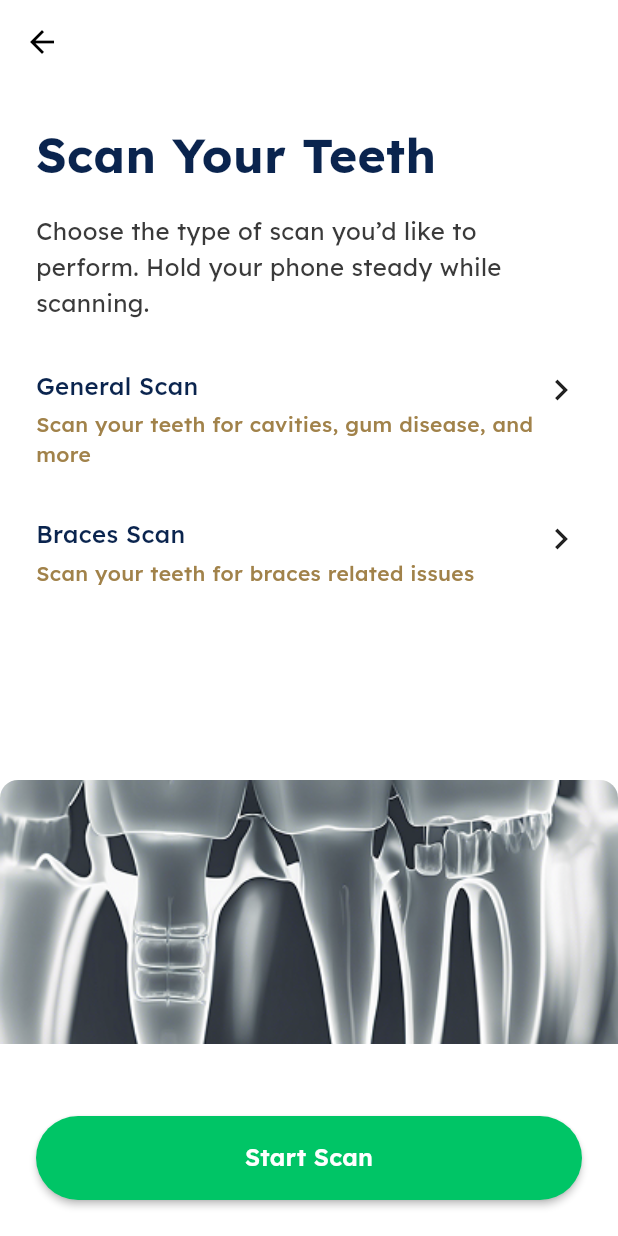
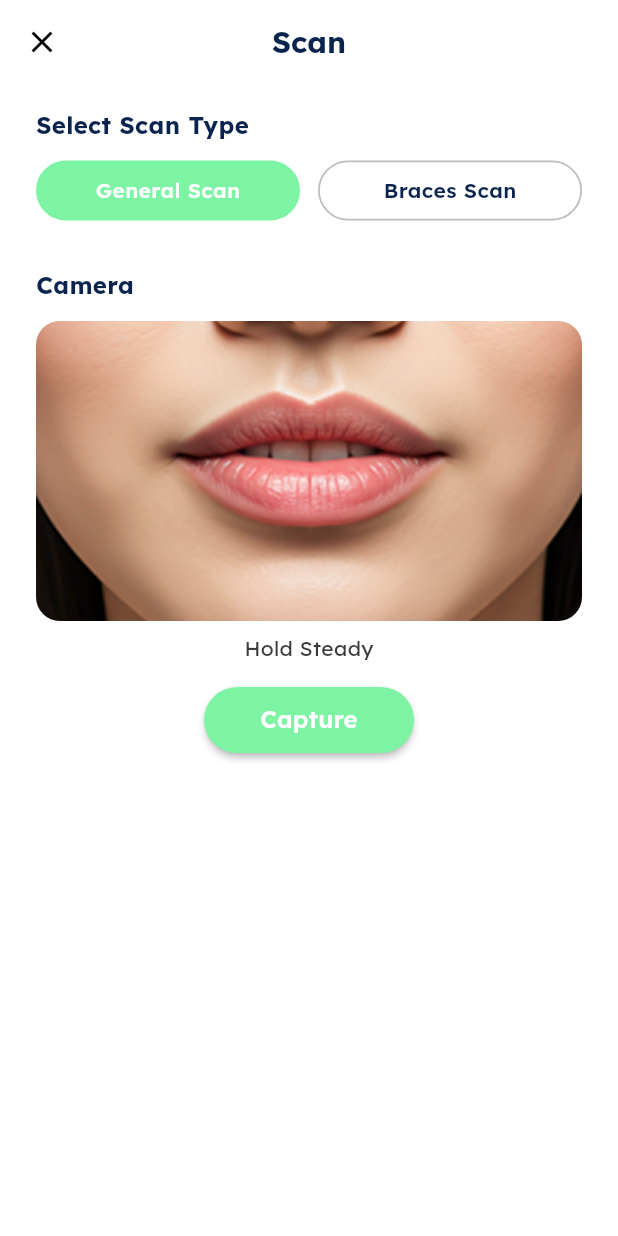
Before and after one commit to Elhameed/SmileSage, a Flutter app: the ScanWorkflowScreen screen opened by its route, after a tap on "General Scan", on a phone screen of 412 x 824 dp. Run offline on Flutter 3.47's test engine with Material 3 defaults, Android fonts, the phone set to English and light mode, and no system bars; our stand-ins replace google_fonts.

Commit message:
added general_scan screen

```diff
--- a/smilesage/lib/main.dart
+++ b/smilesage/lib/main.dart
@@ -7,6 +7,7 @@ import 'screens/login_screen.dart';
 import 'screens/permissions_screen.dart';
 import 'screens/home_screen.dart';
 import 'screens/scan_workflow_screen.dart';
+import 'screens/general_scan_screen.dart';
 
 void main() => runApp(const DentalApp());
 
@@ -33,6 +34,7 @@ class DentalApp extends StatelessWidget {
         PermissionsScreen.routeName: (_) => const PermissionsScreen(),
         HomeScreen.routeName: (_) => const HomeScreen(),
         ScanWorkflowScreen.routeName: (_) => const ScanWorkflowScreen(),
+        GeneralScanScreen.routeName: (_) => const GeneralScanScreen(),
       },
     );
   }
--- /dev/null
+++ b/smilesage/lib/screens/general_scan_screen.dart
@@ -0,0 +1,300 @@
+import 'package:flutter/material.dart';
+
+class GeneralScanScreen extends StatefulWidget {
+  static const routeName = '/general-scan';
+  const GeneralScanScreen({Key? key}) : super(key: key);
+
+  @override
+  State<GeneralScanScreen> createState() => _GeneralScanScreenState();
+}
+
+class _GeneralScanScreenState extends State<GeneralScanScreen> {
+  // Track which scan type is selected: 0 = General, 1 = Braces
+  int _selectedIndex = 0;
+
+  // Track whether an image/condition has been detected
+  bool _hasResult = false;
+
+  @override
+  Widget build(BuildContext context) {
+    // Color constants
+    const navyText = Color(0xFF0A244E);
+    const subtitleText = Color(0xFF3A3A3A);
+    const descriptionGold = Color(0xFFB58E31);
+    const primaryGreen = Color(0xFF7CF4A4);
+    const lightGrayFill = Color(0xFFE8F4EC);
+
+    return Scaffold(
+      backgroundColor: Colors.white,
+      appBar: AppBar(
+        backgroundColor: Colors.transparent,
+        elevation: 0,
+        leading: IconButton(
+          icon: const Icon(Icons.close, color: Colors.black, size: 24),
+          onPressed: () => Navigator.of(context).pop(),
+        ),
+        title: const Text(
+          'Scan',
+          style: TextStyle(
+            fontSize: 20,
+            fontWeight: FontWeight.bold,
+            color: navyText,
+          ),
+        ),
+        centerTitle: true,
+      ),
+      body: SingleChildScrollView(
+        padding: const EdgeInsets.symmetric(horizontal: 24),
+        child: Column(
+          crossAxisAlignment: CrossAxisAlignment.start,
+          children: [
+            const SizedBox(height: 16),
+
+            // 1) "Select Scan Type" label
+            const Text(
+              'Select Scan Type',
+              style: TextStyle(
+                fontSize: 16,
+                fontWeight: FontWeight.bold,
+                color: navyText,
+              ),
+            ),
+            const SizedBox(height: 12),
+
+            // 2) Toggle pills for General vs. Braces
+            Row(
+              children: [
+                // General Scan pill
+                Expanded(
+                  child: GestureDetector(
+                    onTap: () => setState(() => _selectedIndex = 0),
+                    child: Container(
+                      height: 40,
+                      alignment: Alignment.center,
+                      decoration: BoxDecoration(
+                        color: _selectedIndex == 0
+                            ? primaryGreen
+                            : Colors.white,
+                        borderRadius: BorderRadius.circular(20),
+                        border: Border.all(
+                          color: _selectedIndex == 0
+                              ? primaryGreen
+                              : Colors.grey.shade400,
+                          width: 1.2,
+                        ),
+                      ),
+                      child: Text(
+                        'General Scan',
+                        style: TextStyle(
+                          fontSize: 14,
+                          fontWeight: FontWeight.w600,
+                          color: _selectedIndex == 0 ? Colors.white : navyText,
+                        ),
+                      ),
+                    ),
+                  ),
+                ),
+
+                const SizedBox(width: 12),
+
+                // Braces Scan pill
+                Expanded(
+                  child: GestureDetector(
+                    onTap: () => setState(() => _selectedIndex = 1),
+                    child: Container(
+                      height: 40,
+                      alignment: Alignment.center,
+                      decoration: BoxDecoration(
+                        color: _selectedIndex == 1
+                            ? primaryGreen
+                            : Colors.white,
+                        borderRadius: BorderRadius.circular(20),
+                        border: Border.all(
+                          color: _selectedIndex == 1
+                              ? primaryGreen
+                              : Colors.grey.shade400,
+                          width: 1.2,
+                        ),
+                      ),
+                      child: Text(
+                        'Braces Scan',
+                        style: TextStyle(
+                          fontSize: 14,
+                          fontWeight: FontWeight.w600,
+                          color: _selectedIndex == 1 ? Colors.white : navyText,
+                        ),
+                      ),
+                    ),
+                  ),
+                ),
+              ],
+            ),
+
+            const SizedBox(height: 32),
+
+            // 3) "Camera" section label
+            const Text(
+              'Camera',
+              style: TextStyle(
+                fontSize: 16,
+                fontWeight: FontWeight.bold,
+                color: navyText,
+              ),
+            ),
+            const SizedBox(height: 12),
+
+            // 4) Camera preview placeholder
+            Container(
+              height: 200,
+              width: double.infinity,
+              decoration: BoxDecoration(
+                color: lightGrayFill,
+                borderRadius: BorderRadius.circular(16),
+              ),
+              child: ClipRRect(
+                borderRadius: BorderRadius.circular(16),
+                child: Image.asset(
+                  'assets/images/camera_preview.png',
+                  fit: BoxFit.cover,
+                ),
+              ),
+            ),
+
+            const SizedBox(height: 8),
+            const Center(
+              child: Text(
+                'Hold Steady',
+                style: TextStyle(fontSize: 14, color: subtitleText),
+              ),
+            ),
+
+            const SizedBox(height: 16),
+            // 5) "Capture" button
+            Center(
+              child: SizedBox(
+                width: 140,
+                height: 44,
+                child: ElevatedButton(
+                  onPressed: () {
+                    // TODO: trigger camera capture & detection logic
+                    setState(() => _hasResult = true);
+                  },
+                  style: ElevatedButton.styleFrom(
+                    backgroundColor: primaryGreen,
+                    shape: const StadiumBorder(),
+                    elevation: 2,
+                  ),
+                  child: const Text(
+                    'Capture',
+                    style: TextStyle(
+                      fontSize: 16,
+                      fontWeight: FontWeight.w600,
+                      color: Colors.white,
+                    ),
+                  ),
+                ),
+              ),
+            ),
+
+            const SizedBox(height: 32),
+
+            // 6) "Detected Conditions" section (only show if _hasResult is true)
+            if (_hasResult) ...[
+              const Text(
+                'Detected Conditions',
+                style: TextStyle(
+                  fontSize: 16,
+                  fontWeight: FontWeight.bold,
+                  color: navyText,
+                ),
+              ),
+              const SizedBox(height: 12),
+
+              // Placeholder for detected-conditions image
+              Container(
+                height: 180,
+                width: double.infinity,
+                decoration: BoxDecoration(
+                  borderRadius: BorderRadius.circular(16),
+                  color: lightGrayFill,
+                ),
+                child: ClipRRect(
+                  borderRadius: BorderRadius.circular(16),
+                  child: Image.asset(
+                    'assets/images/detected_conditions.png',
+                    fit: BoxFit.cover,
+                  ),
+                ),
+              ),
+
+              const SizedBox(height: 8),
+              const Text(
+                'Confidence: 85%',
+                style: TextStyle(fontSize: 14, color: navyText),
+              ),
+
+              const SizedBox(height: 16),
+              // Bottom action buttons
+              Row(
+                children: [
+                  // Ask a Question (Outlined)
+                  Expanded(
+                    child: OutlinedButton(
+                      onPressed: () {
+                        // TODO: navigate to chat/QA flow
+                      },
+                      style: OutlinedButton.styleFrom(
+                        side: const BorderSide(color: primaryGreen, width: 1.2),
+                        shape: RoundedRectangleBorder(
+                          borderRadius: BorderRadius.circular(12),
+                        ),
+                        padding: const EdgeInsets.symmetric(vertical: 12),
+                      ),
+                      child: const Text(
+                        'Ask a Question',
+                        style: TextStyle(
+                          fontSize: 14,
+                          fontWeight: FontWeight.w600,
+                          color: primaryGreen,
+                        ),
+                      ),
+                    ),
+                  ),
+
+                  const SizedBox(width: 12),
+
+                  // Save to History (Filled)
+                  Expanded(
+                    child: ElevatedButton(
+                      onPressed: () {
+                        // TODO: save result to history
+                      },
+                      style: ElevatedButton.styleFrom(
+                        backgroundColor: primaryGreen,
+                        shape: RoundedRectangleBorder(
+                          borderRadius: BorderRadius.circular(12),
+                        ),
+                        padding: const EdgeInsets.symmetric(vertical: 12),
+                        elevation: 2,
+                      ),
+                      child: const Text(
+                        'Save to History',
+                        style: TextStyle(
+                          fontSize: 14,
+                          fontWeight: FontWeight.w600,
+                          color: Colors.white,
+                        ),
+                      ),
+                    ),
+                  ),
+                ],
+              ),
+            ],
+
+            const SizedBox(height: 24),
+          ],
+        ),
+      ),
+    );
+  }
+}
--- a/smilesage/lib/screens/scan_workflow_screen.dart
+++ b/smilesage/lib/screens/scan_workflow_screen.dart
@@ -1,4 +1,5 @@
 import 'package:flutter/material.dart';
+import 'general_scan_screen.dart';
 
 class ScanWorkflowScreen extends StatelessWidget {
   static const routeName = '/scan-workflow';
@@ -56,7 +57,9 @@ class ScanWorkflowScreen extends StatelessWidget {
                     description:
                         'Scan your teeth for cavities, gum disease, and more',
                     descriptionColor: descriptionGold,
-                    onTap: () {},
+                    onTap: () => Navigator.of(
+                      context,
+                    ).pushReplacementNamed(GeneralScanScreen.routeName),
                   ),
                   const SizedBox(height: 16),
                   _ScanOptionTile(
```
Also changed, not shown: smilesage/assets/images/camera_preview.png (added), smilesage/assets/images/detected_conditions.png (added).
